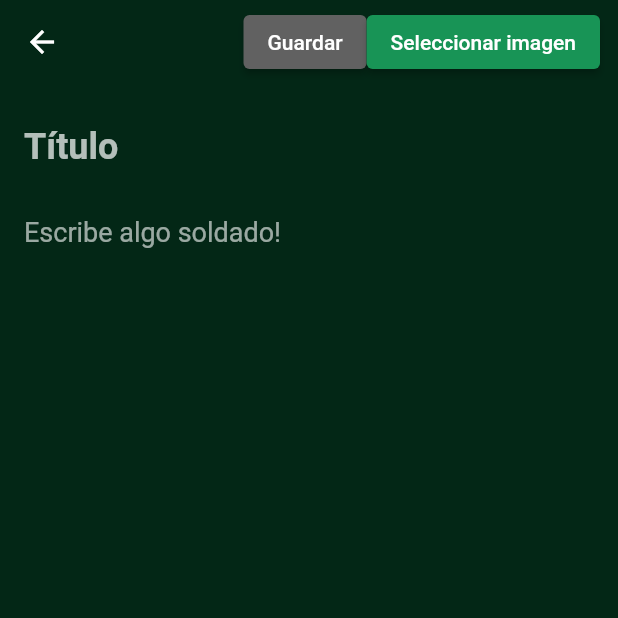
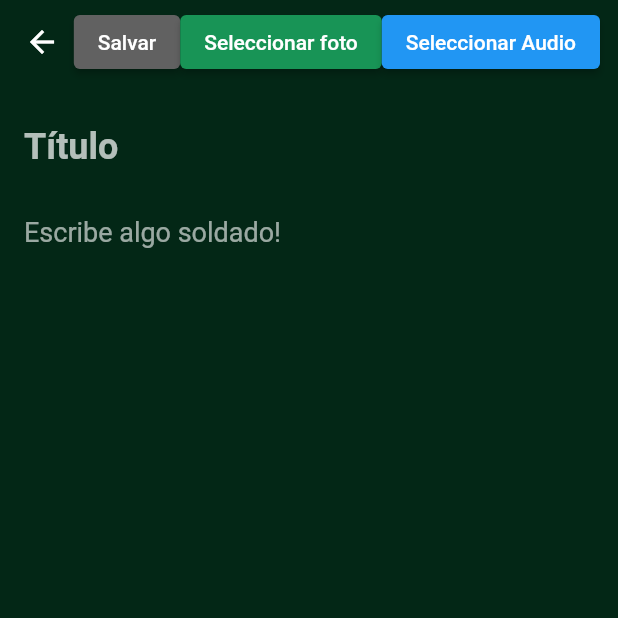
Before and after one commit to Hipol1to/flutter_app, a Flutter app: the screen it shows after launch, after a tap on the "add" icon, on a phone screen of 412 x 824 dp, the top half of it. Run offline on Flutter 3.47's test engine with Material 2 defaults, Android fonts, the phone set to English and light mode, and no system bars; our stand-ins replace audioplayers, file_picker, image_picker, sqflite; accounts and stored records are empty.

Commit message:
audio saving feature added

```diff
--- a/lib/db/notes_database.dart
+++ b/lib/db/notes_database.dart
@@ -37,7 +37,8 @@ class NotesDatabase {
       ${NoteFields.title} $textType,
       ${NoteFields.description} $textType,
       ${NoteFields.time} $textType,
-      ${NoteFields.imagePath} $textType
+      ${NoteFields.imagePath} $textType,
+      ${NoteFields.audioPath} $textType
     )
   ''');
   }
--- a/lib/model/note.dart
+++ b/lib/model/note.dart
@@ -3,7 +3,7 @@ final String tableNotes = 'notes';
 class NoteFields {
   static final List<String> values = [
     /// Add all fields
-    id, isImportant, number, title, description, time, imagePath
+    id, isImportant, number, title, description, time, imagePath, audioPath
   ];
 
   static final String id = '_id';
@@ -13,6 +13,7 @@ class NoteFields {
   static final String description = 'description';
   static final String time = 'time';
   static final String imagePath = 'imagePath';
+  static final String audioPath = 'audioPath';
 }
 
 class Note {
@@ -23,6 +24,7 @@ class Note {
   final String description;
   final DateTime createdTime;
   final String imagePath;
+  final String audioPath;
 
   const Note({
     this.id,
@@ -32,6 +34,7 @@ class Note {
     required this.description,
     required this.createdTime,
     required this.imagePath,
+    required this.audioPath,
   });
 
   Note copy({
@@ -42,6 +45,7 @@ class Note {
     String? description,
     DateTime? createdTime,
     String? imagePath,
+    String? audioPath,
   }) =>
       Note(
         id: id ?? this.id,
@@ -51,6 +55,7 @@ class Note {
         description: description ?? this.description,
         createdTime: createdTime ?? this.createdTime,
         imagePath: imagePath ?? this.imagePath,
+        audioPath: audioPath ?? this.audioPath,
       );
 
   static Note fromJson(Map<String, Object?> json) => Note(
@@ -61,6 +66,7 @@ class Note {
         description: json[NoteFields.description] as String,
         createdTime: DateTime.parse(json[NoteFields.time] as String),
         imagePath: json[NoteFields.imagePath] as String,
+        audioPath: json[NoteFields.audioPath] as String,
       );
 
   Map<String, Object?> toJson() => {
@@ -71,5 +77,6 @@ class Note {
         NoteFields.description: description,
         NoteFields.time: createdTime.toIso8601String(),
         NoteFields.imagePath: imagePath,
+        NoteFields.audioPath: audioPath,
       };
 }
--- a/lib/page/edit_note_page.dart
+++ b/lib/page/edit_note_page.dart
@@ -3,6 +3,7 @@ import 'package:image_picker/image_picker.dart';
 import '../db/notes_database.dart';
 import '../model/note.dart';
 import '../widget/note_form_widget.dart';
+import 'package:file_picker/file_picker.dart';
 
 class AddEditNotePage extends StatefulWidget {
   final Note? note;
@@ -23,6 +24,7 @@ class _AddEditNotePageState extends State<AddEditNotePage> {
   late String title;
   late String description;
   late String imagePath;
+  late String audioPath;
 
   @override
   void initState() {
@@ -33,6 +35,7 @@ class _AddEditNotePageState extends State<AddEditNotePage> {
     title = widget.note?.title ?? '';
     description = widget.note?.description ?? '';
     imagePath = widget.note?.imagePath ?? '';
+    audioPath = widget.note?.audioPath ?? '';
   }
 
   @override
@@ -71,7 +74,7 @@ class _AddEditNotePageState extends State<AddEditNotePage> {
               backgroundColor: isFormValid ? null : Colors.grey.shade700,
             ),
             onPressed: addOrUpdateNote,
-            child: const Text('Guardar'),
+            child: const Text('Salvar'),
           ),
           ElevatedButton(
             style: ElevatedButton.styleFrom(
@@ -89,7 +92,28 @@ class _AddEditNotePageState extends State<AddEditNotePage> {
                 });
               }
             },
-            child: const Text('Seleccionar imagen'),
+            child: const Text('Seleccionar foto'),
+          ),
+          ElevatedButton(
+            style: ElevatedButton.styleFrom(
+              foregroundColor: Colors.white,
+              backgroundColor: Colors.blue, // Customize the button's color
+            ),
+            onPressed: () async {
+              final audioPickerResult = await FilePicker.platform.pickFiles(
+                type: FileType.audio,
+                allowMultiple: false,
+              );
+
+              if (audioPickerResult != null &&
+                  audioPickerResult.files.isNotEmpty) {
+                final audioFile = audioPickerResult.files.first;
+                setState(() {
+                  audioPath = audioFile.path!;
+                });
+              }
+            },
+            child: const Text('Seleccionar Audio'),
           ),
         ],
       ),
@@ -119,6 +143,7 @@ class _AddEditNotePageState extends State<AddEditNotePage> {
       title: title,
       description: description,
       imagePath: imagePath,
+      audioPath: audioPath,
     );
 
     await NotesDatabase.instance.update(note);
@@ -132,6 +157,7 @@ class _AddEditNotePageState extends State<AddEditNotePage> {
       description: description,
       createdTime: DateTime.now(),
       imagePath: imagePath,
+      audioPath: audioPath,
     );
 
     await NotesDatabase.instance.create(note);
--- a/pubspec.yaml
+++ b/pubspec.yaml
@@ -17,6 +17,8 @@ dependencies:
   flutter_staggered_grid_view: ^0.7.0
   path: ^1.8.3
   image_picker: ^0.8.4
+  audioplayers: ^5.2.0
+  file_picker: ^5.0.4
 
 dev_dependencies:
   flutter_test:
```
Also changed, not shown: lib/page/note_detail_page.dart (+11 -1 lines), pubspec.lock, 1 other file.
